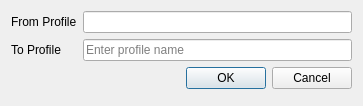
This is ui/wizard/ui_copy_profile.ui in gltn/stdm as Qt 5 draws it before an edit. The edited form follows.
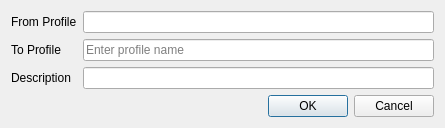
This is the edited form.

```diff
--- a/ui/wizard/ui_copy_profile.ui
+++ b/ui/wizard/ui_copy_profile.ui
@@ -6,8 +6,8 @@
    <rect>
     <x>0</x>
     <y>0</y>
-    <width>363</width>
-    <height>106</height>
+    <width>445</width>
+    <height>128</height>
    </rect>
   </property>
   <property name="minimumSize">
@@ -23,7 +23,7 @@
    <property name="fieldGrowthPolicy">
     <enum>QFormLayout::AllNonFixedFieldsGrow</enum>
    </property>
-   <item row="1" column="0">
+   <item row="2" column="0">
     <widget class="QLabel" name="label">
      <property name="minimumSize">
       <size>
@@ -36,14 +36,14 @@
      </property>
     </widget>
    </item>
-   <item row="1" column="1">
+   <item row="2" column="1">
     <widget class="QLineEdit" name="edtName">
      <property name="placeholderText">
       <string>Enter profile name</string>
      </property>
     </widget>
    </item>
-   <item row="3" column="1">
+   <item row="4" column="1">
     <widget class="QDialogButtonBox" name="buttonBox">
      <property name="orientation">
       <enum>Qt::Horizontal</enum>
@@ -67,6 +67,16 @@
      </property>
     </widget>
    </item>
+   <item row="3" column="0">
+    <widget class="QLabel" name="label_3">
+     <property name="text">
+      <string>Description</string>
+     </property>
+    </widget>
+   </item>
+   <item row="3" column="1">
+    <widget class="QLineEdit" name="edtDesc"/>
+   </item>
   </layout>
  </widget>
  <resources/>
```
